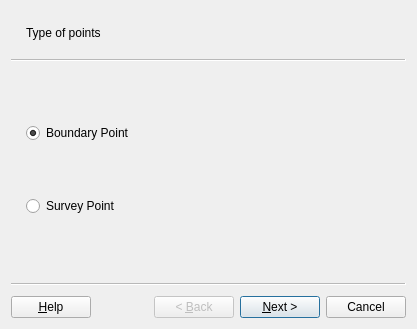
This is asistente_ladm_col/ui/wiz_add_points_cadastre.ui in SwissTierrasColombia/Asistente-LADM-COL as Qt 5 draws it before an edit. The edited form follows.
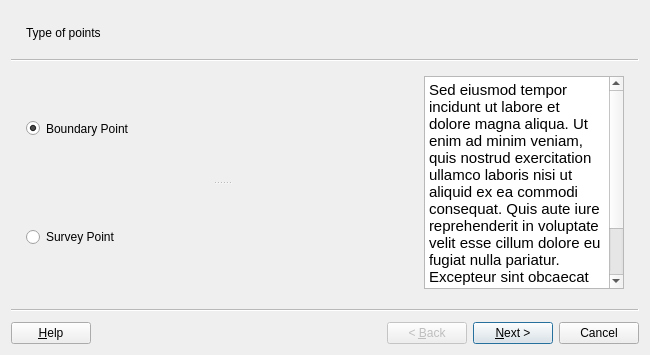
This is the edited form.

Commit message: Add help panels to wizards

```diff
--- a/asistente_ladm_col/ui/wiz_add_points_cadastre.ui
+++ b/asistente_ladm_col/ui/wiz_add_points_cadastre.ui
@@ -6,8 +6,8 @@
    <rect>
     <x>0</x>
     <y>0</y>
-    <width>417</width>
-    <height>329</height>
+    <width>650</width>
+    <height>355</height>
    </rect>
   </property>
   <property name="cursor">
@@ -24,62 +24,43 @@
     <string>Type of points</string>
    </property>
    <layout class="QGridLayout" name="gridLayout">
-    <item row="1" column="0" rowspan="2" colspan="2">
-     <widget class="QRadioButton" name="rad_boundary_point">
-      <property name="text">
-       <string>Boundary Point</string>
-      </property>
-      <property name="checked">
-       <bool>true</bool>
-      </property>
-     </widget>
-    </item>
     <item row="0" column="0">
-     <spacer name="verticalSpacer">
+     <widget class="QSplitter" name="splitter">
       <property name="orientation">
        <enum>Qt::Vertical</enum>
       </property>
-      <property name="sizeHint" stdset="0">
-       <size>
-        <width>20</width>
-        <height>29</height>
-       </size>
-      </property>
-     </spacer>
+      <widget class="QRadioButton" name="rad_boundary_point">
+       <property name="text">
+        <string>Boundary Point</string>
+       </property>
+       <property name="checked">
+        <bool>true</bool>
+       </property>
+      </widget>
+      <widget class="QRadioButton" name="rad_survey_point">
+       <property name="enabled">
+        <bool>true</bool>
+       </property>
+       <property name="text">
+        <string>Survey Point</string>
+       </property>
+      </widget>
+     </widget>
     </item>
-    <item row="3" column="0">
-     <spacer name="verticalSpacer_2">
-      <property name="orientation">
-       <enum>Qt::Vertical</enum>
-      </property>
-      <property name="sizeHint" stdset="0">
+    <item row="0" column="1">
+     <widget class="QTextBrowser" name="txt_help_page_1">
+      <property name="maximumSize">
        <size>
-        <width>20</width>
-        <height>33</height>
+        <width>200</width>
+        <height>16777215</height>
        </size>
       </property>
-     </spacer>
-    </item>
-    <item row="5" column="0">
-     <spacer name="verticalSpacer_3">
-      <property name="orientation">
-       <enum>Qt::Vertical</enum>
-      </property>
-      <property name="sizeHint" stdset="0">
-       <size>
-        <width>20</width>
-        <height>34</height>
-       </size>
-      </property>
-     </spacer>
-    </item>
-    <item row="4" column="0" colspan="2">
-     <widget class="QRadioButton" name="rad_survey_point">
-      <property name="enabled">
-       <bool>true</bool>
-      </property>
-      <property name="text">
-       <string>Survey Point</string>
+      <property name="html">
+       <string>&lt;!DOCTYPE HTML PUBLIC &quot;-//W3C//DTD HTML 4.0//EN&quot; &quot;http://www.w3.org/TR/REC-html40/strict.dtd&quot;&gt;
+&lt;html&gt;&lt;head&gt;&lt;meta name=&quot;qrichtext&quot; content=&quot;1&quot; /&gt;&lt;style type=&quot;text/css&quot;&gt;
+p, li { white-space: pre-wrap; }
+&lt;/style&gt;&lt;/head&gt;&lt;body style=&quot; font-family:'Ubuntu'; font-size:11pt; font-weight:400; font-style:normal;&quot;&gt;
+&lt;p style=&quot; margin-top:0px; margin-bottom:0px; margin-left:0px; margin-right:0px; -qt-block-indent:0; text-indent:0px;&quot;&gt;Sed eiusmod tempor incidunt ut labore et dolore magna aliqua. Ut enim ad minim veniam, quis nostrud exercitation ullamco laboris nisi ut aliquid ex ea commodi consequat. Quis aute iure reprehenderit in voluptate velit esse cillum dolore eu fugiat nulla pariatur. Excepteur sint obcaecat cupiditat non proident, sunt in culpa qui officia deserunt mollit anim id est laborum.&lt;/p&gt;&lt;/body&gt;&lt;/html&gt;</string>
       </property>
      </widget>
     </item>
```
Left out of the diff: 71 changed lines with no effect on the pictures. The commit also changes 11 other files.
